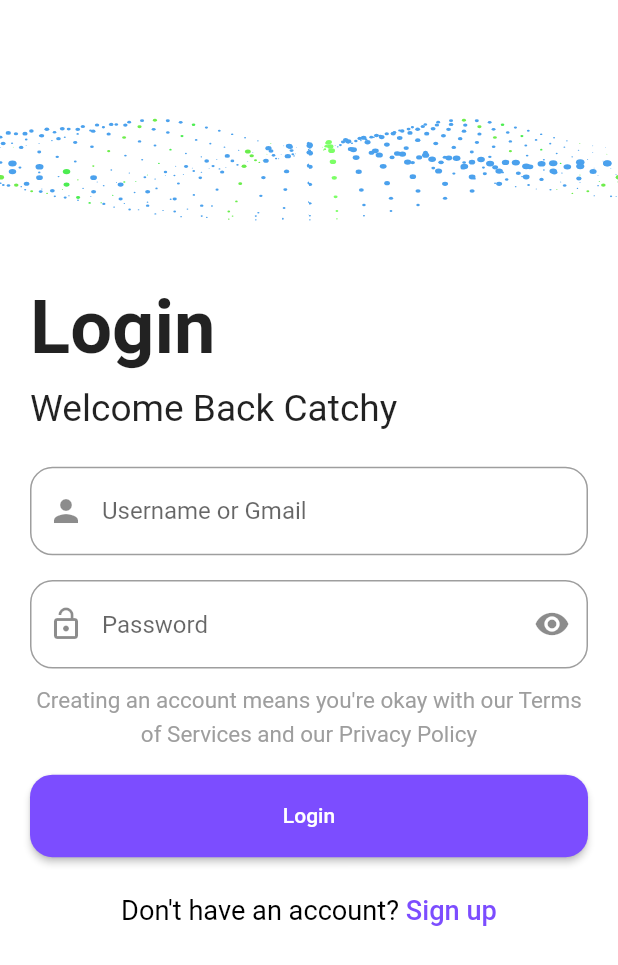
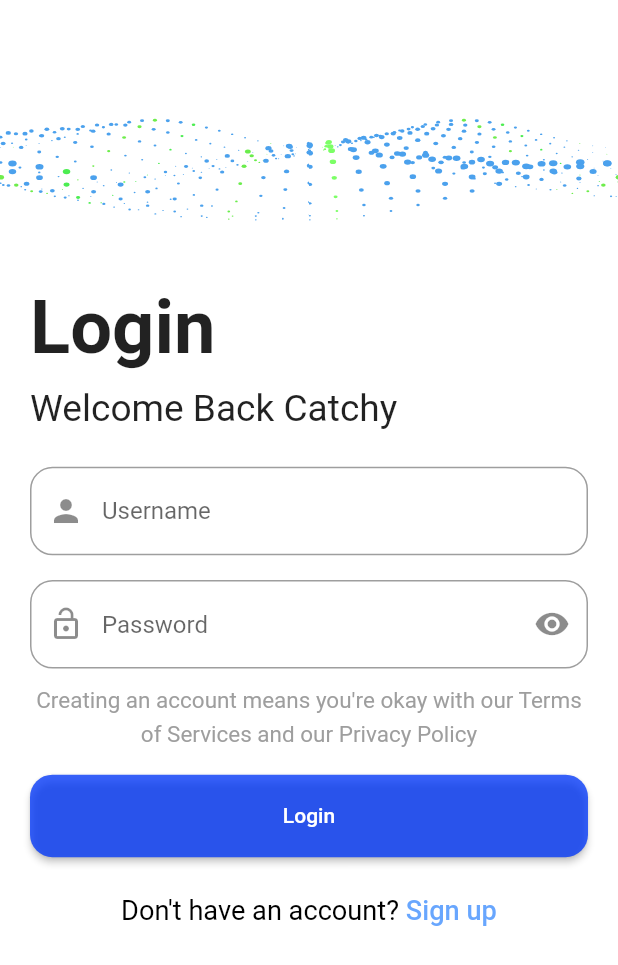
Before and after one commit to at-ribeiro/adc-project, a Flutter app: the LoginView screen opened directly, on a phone screen of 412 x 824 dp. Shown: the top 965 px of the screen. Run offline on Flutter 3.47's test engine with Material 2 defaults, Android fonts, the phone set to English and light mode, and no system bars; our stand-ins replace get, google_fonts, lottie; Roboto replaces fonts that are missing (Ubuntu).

Commit message:
Pequenas Alteraçoes

```diff
--- a/flutter/fctconnect/lib/constants.dart
+++ b/flutter/fctconnect/lib/constants.dart
@@ -22,7 +22,7 @@ TextStyle kLoginOrSignUpTextStyle(
     GoogleFonts.ubuntu(
       fontSize: size.height * 0.022,
       fontWeight: FontWeight.w500,
-      color: Colors.deepPurpleAccent,
+      color: Color.fromARGB(151, 0, 105, 253),
     );
 
 TextStyle kTextFormFieldStyle() => const TextStyle(color: Colors.black);
--- a/flutter/fctconnect/lib/views/login_view.dart
+++ b/flutter/fctconnect/lib/views/login_view.dart
@@ -146,7 +146,7 @@ class _LoginViewState extends State<LoginView> {
                   style: kTextFormFieldStyle(),
                   decoration: const InputDecoration(
                     prefixIcon: Icon(Icons.person),
-                    hintText: 'Username or Gmail',
+                    hintText: 'Username',
                     border: OutlineInputBorder(
                       borderRadius: BorderRadius.all(Radius.circular(15)),
                     ),
@@ -284,7 +284,7 @@ class _LoginViewState extends State<LoginView> {
       height: 55,
       child: ElevatedButton(
         style: ButtonStyle(
-          backgroundColor: MaterialStateProperty.all(Colors.deepPurpleAccent),
+          backgroundColor: MaterialStateProperty.all(Color.fromARGB(198, 0, 54, 250)),
           shape: MaterialStateProperty.all(
             RoundedRectangleBorder(
               borderRadius: BorderRadius.circular(15),
--- a/flutter/fctconnect/lib/views/signUp_view.dart
+++ b/flutter/fctconnect/lib/views/signUp_view.dart
@@ -120,7 +120,7 @@ class _SignUpViewState extends State<SignUpView> {
         Padding(
           padding: const EdgeInsets.only(left: 20.0),
           child: Text(
-            'Junta-te aos teus colegas!',
+            'Conecta-te aos teus colegas!',
             style: kLoginSubtitleStyle(size),
           ),
         ),
```
Also changed, not shown: 4 other files.
